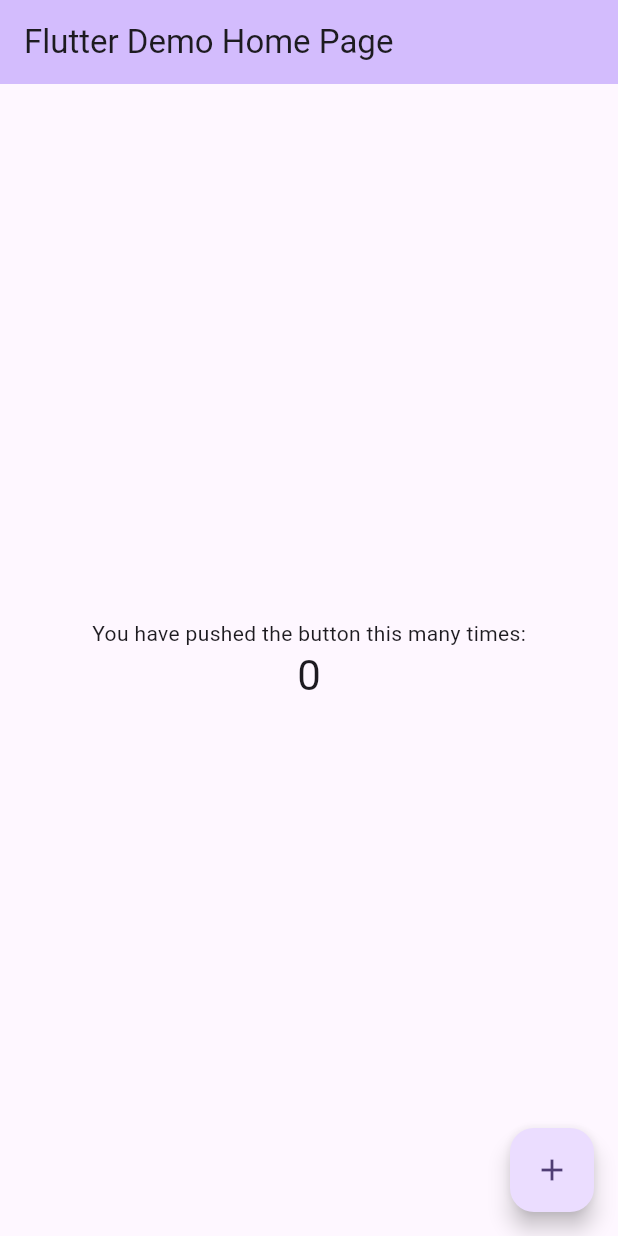
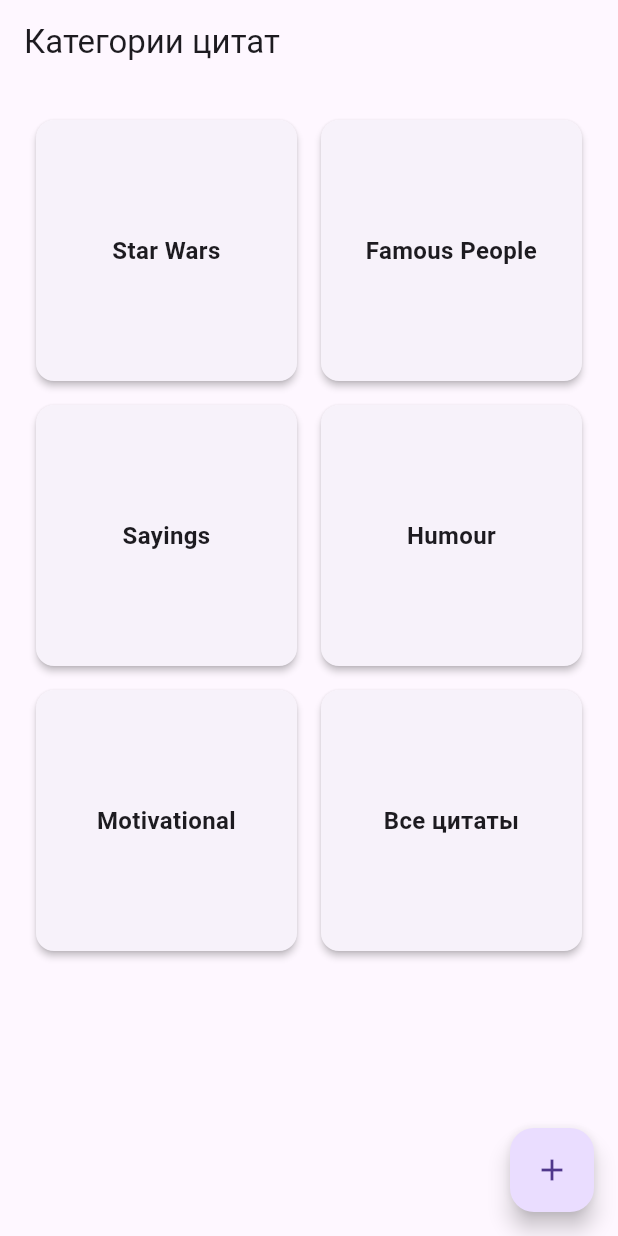
Before and after one commit to AlexandrCher/collection_quotes, a Flutter app: the screen it shows after launch, on a phone screen of 412 x 824 dp. Run offline on Flutter 3.47's test engine with Material 3 defaults, Android fonts, the phone set to English and light mode, and no system bars.

Commit message:
- added all functionality

```diff
--- a/lib/main.dart
+++ b/lib/main.dart
@@ -1,122 +1,23 @@
+import 'package:collection_quotes/screens/edit_quote_screen.dart';
+import 'package:collection_quotes/screens/home_screen.dart';
+import 'package:collection_quotes/screens/quote_list_screen.dart';
 import 'package:flutter/material.dart';
 
-void main() {
-  runApp(const MyApp());
-}
+void main() => runApp(const MyApp());
 
 class MyApp extends StatelessWidget {
-  const MyApp({super.key});
+  const MyApp();
 
-  // This widget is the root of your application.
   @override
   Widget build(BuildContext context) {
     return MaterialApp(
-      title: 'Flutter Demo',
-      theme: ThemeData(
-        // This is the theme of your application.
-        //
-        // TRY THIS: Try running your application with "flutter run". You'll see
-        // the application has a purple toolbar. Then, without quitting the app,
-        // try changing the seedColor in the colorScheme below to Colors.green
-        // and then invoke "hot reload" (save your changes or press the "hot
-        // reload" button in a Flutter-supported IDE, or press "r" if you used
-        // the command line to start the app).
-        //
-        // Notice that the counter didn't reset back to zero; the application
-        // state is not lost during the reload. To reset the state, use hot
-        // restart instead.
-        //
-        // This works for code too, not just values: Most code changes can be
-        // tested with just a hot reload.
-        colorScheme: ColorScheme.fromSeed(seedColor: Colors.deepPurple),
-      ),
-      home: const MyHomePage(title: 'Flutter Demo Home Page'),
+      title: 'Цитатник',
+      routes: {
+        HomeScreen.routeName: (_) => HomeScreen(),
+        QuoteListScreen.routeName: (_) => QuoteListScreen(),
+        EditQuoteScreen.routeName: (_) => EditQuoteScreen(),
+      },
+      initialRoute: HomeScreen.routeName,
     );
   }
 }
-
-class MyHomePage extends StatefulWidget {
-  const MyHomePage({super.key, required this.title});
-
-  // This widget is the home page of your application. It is stateful, meaning
-  // that it has a State object (defined below) that contains fields that affect
-  // how it looks.
-
-  // This class is the configuration for the state. It holds the values (in this
-  // case the title) provided by the parent (in this case the App widget) and
-  // used by the build method of the State. Fields in a Widget subclass are
-  // always marked "final".
-
-  final String title;
-
-  @override
-  State<MyHomePage> createState() => _MyHomePageState();
-}
-
-class _MyHomePageState extends State<MyHomePage> {
-  int _counter = 0;
-
-  void _incrementCounter() {
-    setState(() {
-      // This call to setState tells the Flutter framework that something has
-      // changed in this State, which causes it to rerun the build method below
-      // so that the display can reflect the updated values. If we changed
-      // _counter without calling setState(), then the build method would not be
-      // called again, and so nothing would appear to happen.
-      _counter++;
-    });
-  }
-
-  @override
-  Widget build(BuildContext context) {
-    // This method is rerun every time setState is called, for instance as done
-    // by the _incrementCounter method above.
-    //
-    // The Flutter framework has been optimized to make rerunning build methods
-    // fast, so that you can just rebuild anything that needs updating rather
-    // than having to individually change instances of widgets.
-    return Scaffold(
-      appBar: AppBar(
-        // TRY THIS: Try changing the color here to a specific color (to
-        // Colors.amber, perhaps?) and trigger a hot reload to see the AppBar
-        // change color while the other colors stay the same.
-        backgroundColor: Theme.of(context).colorScheme.inversePrimary,
-        // Here we take the value from the MyHomePage object that was created by
-        // the App.build method, and use it to set our appbar title.
-        title: Text(widget.title),
-      ),
-      body: Center(
-        // Center is a layout widget. It takes a single child and positions it
-        // in the middle of the parent.
-        child: Column(
-          // Column is also a layout widget. It takes a list of children and
-          // arranges them vertically. By default, it sizes itself to fit its
-          // children horizontally, and tries to be as tall as its parent.
-          //
-          // Column has various properties to control how it sizes itself and
-          // how it positions its children. Here we use mainAxisAlignment to
-          // center the children vertically; the main axis here is the vertical
-          // axis because Columns are vertical (the cross axis would be
-          // horizontal).
-          //
-          // TRY THIS: Invoke "debug painting" (choose the "Toggle Debug Paint"
-          // action in the IDE, or press "p" in the console), to see the
-          // wireframe for each widget.
-          mainAxisAlignment: MainAxisAlignment.center,
-          children: <Widget>[
-            const Text('You have pushed the button this many times:'),
-            Text(
-              '$_counter',
-              style: Theme.of(context).textTheme.headlineMedium,
-            ),
-          ],
-        ),
-      ),
-      floatingActionButton: FloatingActionButton(
-        onPressed: _incrementCounter,
-        tooltip: 'Increment',
-        child: const Icon(Icons.add),
-      ), // This trailing comma makes auto-formatting nicer for build methods.
-    );
-  }
-}
--- /dev/null
+++ b/lib/models/category.dart
@@ -0,0 +1,14 @@
+class Category {
+  final String id;
+  final String title;
+
+  const Category({required this.id, required this.title});
+}
+
+const categories = [
+  Category(id: 'star-wars', title: 'Star Wars'),
+  Category(id: 'famous', title: 'Famous People'),
+  Category(id: 'saying', title: 'Sayings'),
+  Category(id: 'humour', title: 'Humour'),
+  Category(id: 'motivational', title: 'Motivational'),
+];
--- /dev/null
+++ b/lib/screens/home_screen.dart
@@ -0,0 +1,47 @@
+import 'package:collection_quotes/models/category.dart';
+import 'package:collection_quotes/screens/edit_quote_screen.dart';
+import 'package:collection_quotes/screens/quote_list_screen.dart';
+import 'package:collection_quotes/widgets/category_tile.dart';
+import 'package:flutter/material.dart';
+
+class HomeScreen extends StatelessWidget {
+  static const routeName = '/';
+
+  void openCategory(BuildContext context, String? categoryId) {
+    Navigator.pushNamed(
+      context,
+      QuoteListScreen.routeName,
+      arguments: categoryId,
+    );
+  }
+
+  @override
+  Widget build(BuildContext context) {
+    return Scaffold(
+      appBar: AppBar(title: const Text('Категории цитат')),
+      body: GridView(
+        padding: const EdgeInsets.all(16),
+        children: [
+          ...categories.map(
+            (cat) => CategoryTile(
+              category: cat,
+              onTap: () => openCategory(context, cat.id),
+            ),
+          ),
+          CategoryTile(
+            category: Category(id: '', title: 'Все цитаты'),
+            onTap: () => openCategory(context, null),
+          ),
+        ],
+        gridDelegate: const SliverGridDelegateWithFixedCrossAxisCount(
+          crossAxisCount: 2,
+        ),
+      ),
+      floatingActionButton: FloatingActionButton(
+        onPressed:
+            () => Navigator.pushNamed(context, EditQuoteScreen.routeName),
+        child: const Icon(Icons.add),
+      ),
+    );
+  }
+}
--- /dev/null
+++ b/lib/widgets/category_tile.dart
@@ -0,0 +1,34 @@
+import 'package:collection_quotes/models/category.dart';
+import 'package:flutter/material.dart';
+
+class CategoryTile extends StatelessWidget {
+  final Category category;
+  final VoidCallback? onTap;
+
+  const CategoryTile({
+    super.key,
+    required this.category,
+    this.onTap,
+  });
+
+  @override
+  Widget build(BuildContext context) {
+    return GestureDetector(
+      onTap: onTap,
+      child: Card(
+        elevation: 2,
+        shape: RoundedRectangleBorder(borderRadius: BorderRadius.circular(12)),
+        margin: const EdgeInsets.all(8),
+        child: Container(
+          padding: const EdgeInsets.all(16),
+          alignment: Alignment.center,
+          child: Text(
+            category.title,
+            textAlign: TextAlign.center,
+            style: const TextStyle(fontSize: 16, fontWeight: FontWeight.w600),
+          ),
+        ),
+      ),
+    );
+  }
+}
--- a/pubspec.yaml
+++ b/pubspec.yaml
@@ -30,6 +30,8 @@ environment:
 dependencies:
   flutter:
     sdk: flutter
+  http: ^1.4.0
+  provider: ^6.1.5
 
   # The following adds the Cupertino Icons font to your application.
   # Use with the CupertinoIcons class for iOS style icons.
```
Also changed, not shown: lib/models/quote.dart (added, +34 -0 lines), lib/providers/quote_provider.dart (added, +24 -0 lines), lib/screens/edit_quote_screen.dart (added, +108 -0 lines), lib/screens/quote_list_screen.dart (added, +32 -0 lines), lib/services/quote_service.dart (added, +38 -0 lines), lib/widgets/quote_tile.dart (added, +57 -0 lines), pubspec.lock.
